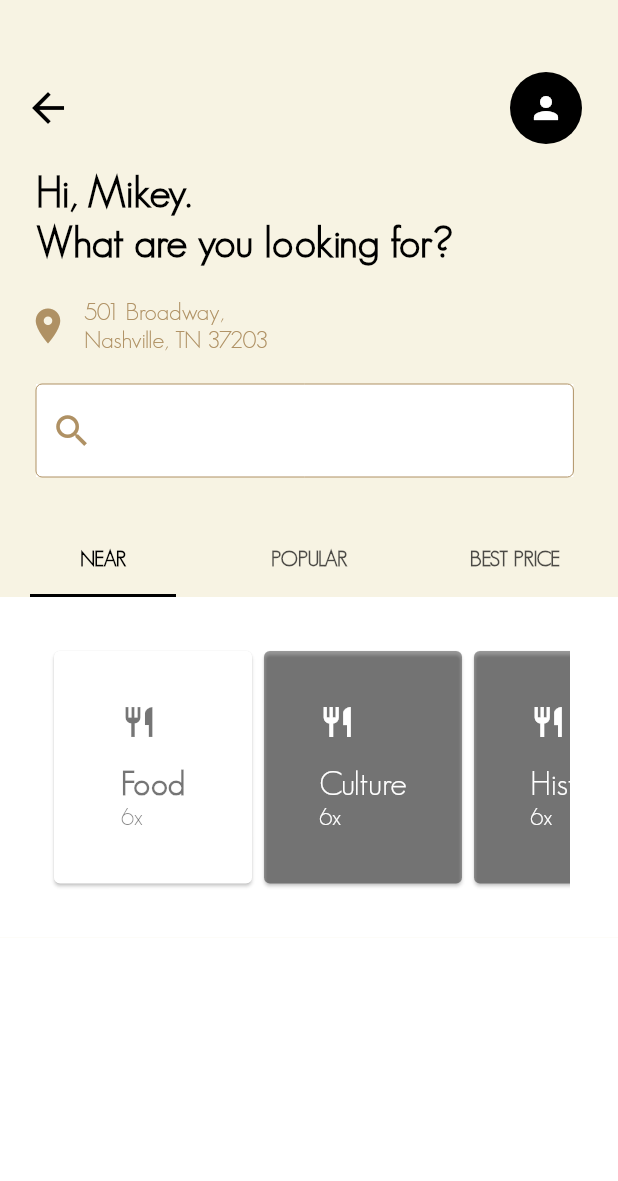
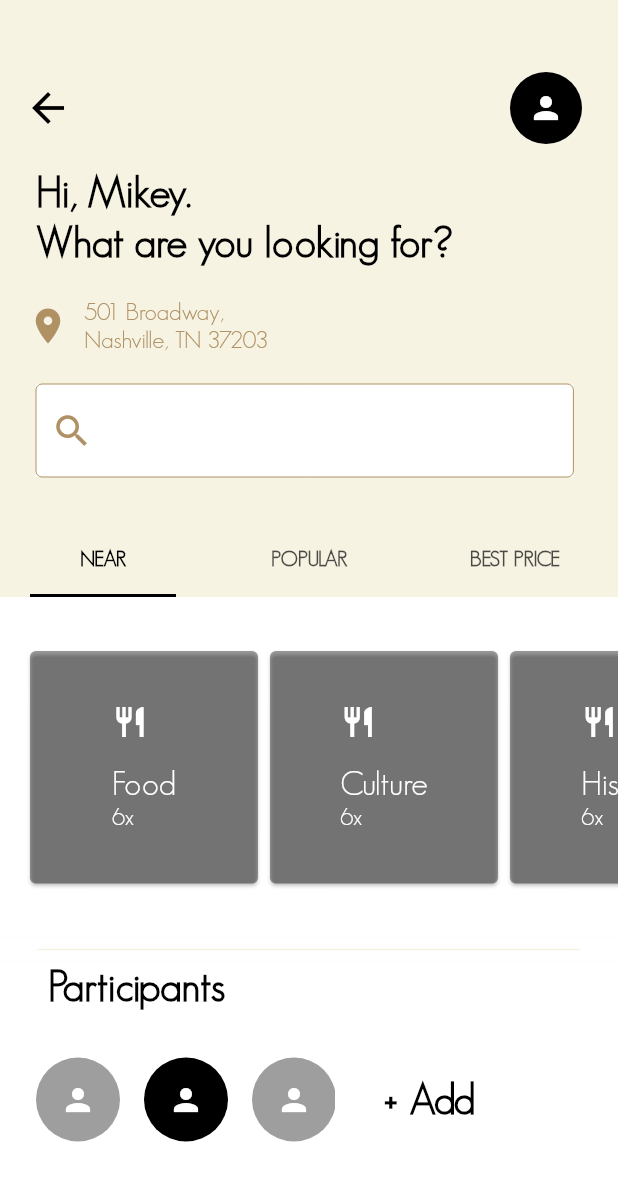
Before and after one commit to mikeyyg96/event_app, a Flutter app: the SearchView screen opened directly, on a phone screen of 412 x 824 dp. Shown: the top 1181 px of the screen. Run offline on Flutter 3.47's test engine with Material 2 defaults, Android fonts, the phone set to English and light mode, and no system bars; our stand-ins replace flutter_staggered_animations, get_it.

Commit message:
Issue # E-4

```diff
--- a/lib/core/viewmodels/search_model.dart
+++ b/lib/core/viewmodels/search_model.dart
@@ -4,12 +4,12 @@ import 'package:flutter/material.dart';
 import 'package:event_app/ui/shared/styling.dart';
 
 class SearchModel extends BaseModel {
-
-var _places = [
+  List<Widget> _places = [
     Container(
       height: 25,
-      width: 140,
+      width: 160,
       child: Card(
+        color: Colors.black38,
         child: Center(
             child: Column(
           mainAxisAlignment: MainAxisAlignment.center,
@@ -17,18 +17,18 @@ var _places = [
           children: <Widget>[
             Icon(
               Icons.restaurant,
-              color: Colors.black54,
+              color: Colors.white,
             ),
             Padding(
               padding: const EdgeInsets.only(top: 16.0),
               child: Text(
                 'Food',
-                style: stylingActiveCard,
+                style: stylingInactiveCard,
               ),
             ),
             Text(
               '6x',
-              style: stylingActiveCardNum,
+              style: stylingInactiveCardNum,
             )
           ],
         )),
@@ -36,7 +36,7 @@ var _places = [
     ),
     Container(
       height: 25,
-      width: 140,
+      width: 160,
       child: Card(
         color: Colors.black38,
         child: Center(
@@ -65,7 +65,7 @@ var _places = [
     ),
     Container(
       height: 25,
-      width: 140,
+      width: 160,
       child: Card(
         color: Colors.black38,
         child: Center(
@@ -94,7 +94,7 @@ var _places = [
     ),
     Container(
       height: 25,
-      width: 140,
+      width: 160,
       child: Card(
         color: Colors.black38,
         child: Center(
@@ -123,7 +123,7 @@ var _places = [
     ),
     Container(
       height: 25,
-      width: 140,
+      width: 160,
       child: Card(
         color: Colors.black38,
         child: Center(
@@ -152,7 +152,7 @@ var _places = [
     ),
     Container(
       height: 25,
-      width: 140,
+      width: 160,
       child: Card(
         color: Colors.black38,
         child: Center(
@@ -181,10 +181,84 @@ var _places = [
     ),
   ];
 
+  List<Widget> _people = [
+    Padding(
+      padding: const EdgeInsets.all(8.0),
+      child: GestureDetector(
+        onTap: () => print('Tapped Avatar'),
+        child: CircleAvatar(
+          backgroundColor: Colors.grey,
+          radius: 28.0,
+          child: Icon(
+            Icons.person,
+            color: Colors.white,
+          ),
+        ),
+      ),
+    ),
+    Padding(
+      padding: const EdgeInsets.all(8.0),
+      child: GestureDetector(
+        onTap: () => print('Tapped Avatar'),
+        child: CircleAvatar(
+          backgroundColor: Colors.black,
+          radius: 28.0,
+          child: Icon(
+            Icons.person,
+            color: Colors.white,
+          ),
+        ),
+      ),
+    ),
+    Padding(
+      padding: const EdgeInsets.all(8.0),
+      child: GestureDetector(
+        onTap: () => print('Tapped Avatar'),
+        child: CircleAvatar(
+          backgroundColor: Colors.grey,
+          radius: 28.0,
+          child: Icon(
+            Icons.person,
+            color: Colors.white,
+          ),
+        ),
+      ),
+    ),
+    Padding(
+      padding: const EdgeInsets.all(8.0),
+      child: GestureDetector(
+        onTap: () => print('Tapped Avatar'),
+        child: CircleAvatar(
+          backgroundColor: Colors.black,
+          radius: 28.0,
+          child: Icon(
+            Icons.person,
+            color: Colors.white,
+          ),
+        ),
+      ),
+    ),
+    Padding(
+      padding: const EdgeInsets.all(8.0),
+      child: GestureDetector(
+        onTap: () => print('Tapped Avatar'),
+        child: CircleAvatar(
+          backgroundColor: Colors.grey,
+          radius: 28.0,
+          child: Icon(
+            Icons.person,
+            color: Colors.white,
+          ),
+        ),
+      ),
+    ),
+  ];
+
   bool _pressed = false;
 
   bool get pressed => _pressed;
-  List<Container> get places => _places;
+  List<Widget> get places => _places;
+  List<Widget> get people => _people;
 
   void transition() {
     setState(ViewState.Busy);
@@ -194,7 +268,4 @@ var _places = [
 
     setState(ViewState.Idle);
   }
-
-
-
 }
--- a/lib/ui/views/search_view.dart
+++ b/lib/ui/views/search_view.dart
@@ -122,7 +122,6 @@ class SearchView extends StatelessWidget {
                   child: Scaffold(
                     backgroundColor: Theme.of(context).accentColor,
                     appBar: TabBar(
-                      isScrollable: false,
                       labelColor: Colors.black,
                       labelStyle: TextStyle(fontWeight: FontWeight.bold),
                       indicatorColor: Colors.black,
@@ -139,8 +138,8 @@ class SearchView extends StatelessWidget {
                       children: <Widget>[
                         Container(
                           color: Colors.white,
-                          height: MediaQuery.of(context).size.height * 0.3,
-                          padding: const EdgeInsets.all(32.0),
+                          // height: MediaQuery.of(context).size.height * 0.3,
+                          padding: const EdgeInsets.fromLTRB(16, 32, 0, 32),
                           child: ListView.builder(
                             scrollDirection: Axis.horizontal,
                             itemCount: model.places.length,
@@ -151,8 +150,8 @@ class SearchView extends StatelessWidget {
                         ),
                         Container(
                           color: Colors.white,
-                          height: MediaQuery.of(context).size.height * 0.3,
-                          padding: const EdgeInsets.all(32.0),
+                          // height: MediaQuery.of(context).size.height * 0.3,
+                          padding: const EdgeInsets.fromLTRB(16, 32, 0, 32),
                           child: ListView.builder(
                             scrollDirection: Axis.horizontal,
                             itemCount: model.places.length,
@@ -163,8 +162,8 @@ class SearchView extends StatelessWidget {
                         ),
                         Container(
                           color: Colors.white,
-                          height: MediaQuery.of(context).size.height * 0.3,
-                          padding: const EdgeInsets.all(32.0),
+                          // height: MediaQuery.of(context).size.height * 0.3,
+                          padding: const EdgeInsets.fromLTRB(16, 32, 0, 32),
                           child: ListView.builder(
                             scrollDirection: Axis.horizontal,
                             itemCount: model.places.length,
@@ -178,9 +177,61 @@ class SearchView extends StatelessWidget {
                   ),
                 ),
               ),
+              Container(
+                color: Colors.white,
+                child: Divider(
+                  color: Theme.of(context).accentColor,
+                  thickness: 1,
+                  indent: 25.0,
+                  endIndent: 25.0,
+                ),
+              ),
+              // Expanded(
+              //   child: Container(
+              //     color: Colors.white,
+              //     padding: const EdgeInsets.fromLTRB(16, 32, 175, 32),
+              //     child: ListView.builder(
+              //       scrollDirection: Axis.horizontal,
+              //       itemCount: model.people.length,
+              //       itemBuilder: (BuildContext context, int index) {
+              //         return model.people[index];
+              //       },
+              //     ),
+              //   ),
+              // ),
+              Container(
+                color: Colors.white,
+                padding: const EdgeInsets.symmetric(horizontal: 32.0),
+                child: Text(
+                  'Participants',
+                  style: stylingHeader,
+                ),
+              ),
               Expanded(
                 child: Container(
+                  height: 150,
                   color: Colors.white,
+                  padding: const EdgeInsets.fromLTRB(16.0, 0.0, 95.0, 32.0),
+                  child: Row(
+                    children: <Widget>[
+                      Expanded(
+                        child: ListView.builder(
+                          scrollDirection: Axis.horizontal,
+                          itemCount: model.people.length,
+                          itemBuilder: (BuildContext context, int index) {
+                            return model.people[index];
+                          },
+                        ),
+                      ),
+                      Padding(
+                        padding: const EdgeInsets.only(left: 32.0),
+                        child: Text(
+                          '+ Add',
+                          style: stylingHeader,
+                        ),
+                      ),
+                    ],
+                  ),
                 ),
               ),
             ],
```
